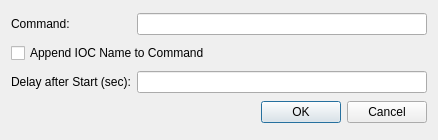
Qt form details.ui (pcdshub/IocManager) before a commit.
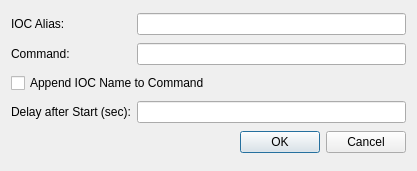
The same form after that commit.

Commit message: Added the ability to deal with uppercase hutch names on the command line, added hutch to window title, and IOC aliases.

Patch:
```diff
--- a/details.ui
+++ b/details.ui
@@ -6,8 +6,8 @@
    <rect>
     <x>0</x>
     <y>0</y>
-    <width>438</width>
-    <height>140</height>
+    <width>417</width>
+    <height>171</height>
    </rect>
   </property>
   <property name="windowTitle">
@@ -15,33 +15,43 @@
   </property>
   <layout class="QGridLayout" name="gridLayout">
    <item row="0" column="0">
+    <widget class="QLabel" name="label_3">
+     <property name="text">
+      <string>IOC Alias:</string>
+     </property>
+    </widget>
+   </item>
+   <item row="0" column="1">
+    <widget class="QLineEdit" name="aliasEdit"/>
+   </item>
+   <item row="1" column="0">
     <widget class="QLabel" name="label">
      <property name="text">
       <string>Command:</string>
      </property>
     </widget>
    </item>
-   <item row="0" column="1">
+   <item row="1" column="1">
     <widget class="QLineEdit" name="cmdEdit"/>
    </item>
-   <item row="1" column="0" colspan="2">
+   <item row="2" column="0" colspan="2">
     <widget class="QCheckBox" name="flagCheckBox">
      <property name="text">
       <string>Append IOC Name to Command</string>
      </property>
     </widget>
    </item>
-   <item row="2" column="0">
+   <item row="3" column="0">
     <widget class="QLabel" name="label_2">
      <property name="text">
       <string>Delay after Start (sec):</string>
      </property>
     </widget>
    </item>
-   <item row="2" column="1">
+   <item row="3" column="1">
     <widget class="QLineEdit" name="delayEdit"/>
    </item>
-   <item row="3" column="0" colspan="2">
+   <item row="4" column="0" colspan="2">
     <widget class="QDialogButtonBox" name="buttonBox">
      <property name="orientation">
       <enum>Qt::Horizontal</enum>
```
The commit also changes 5 other files.
